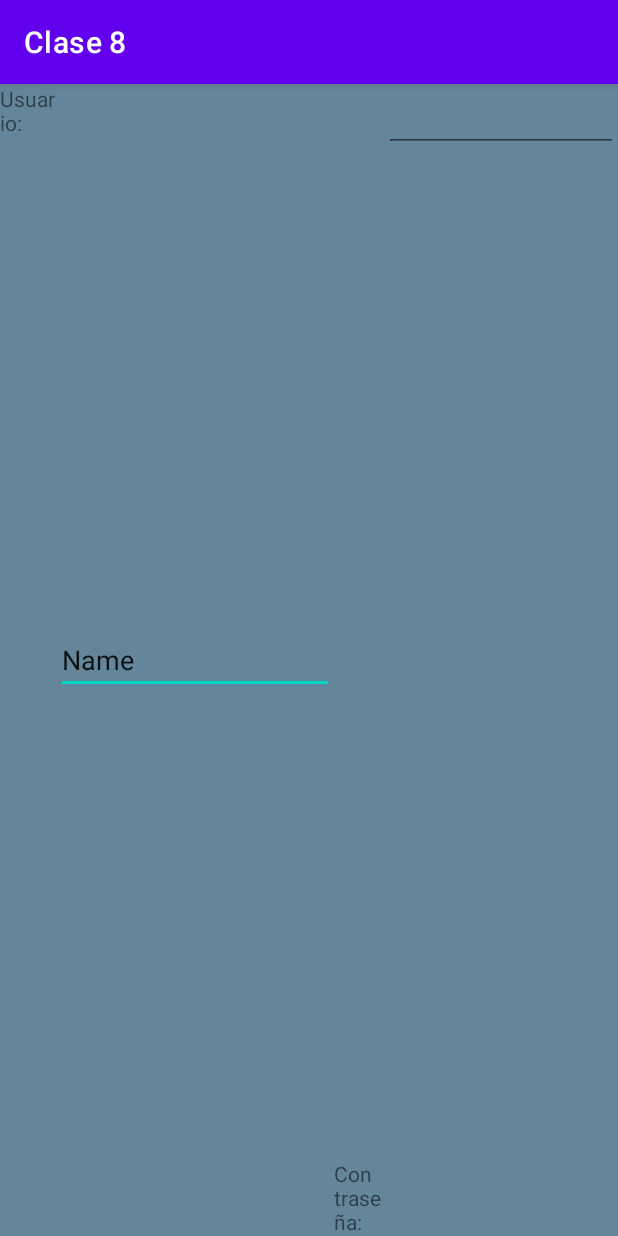
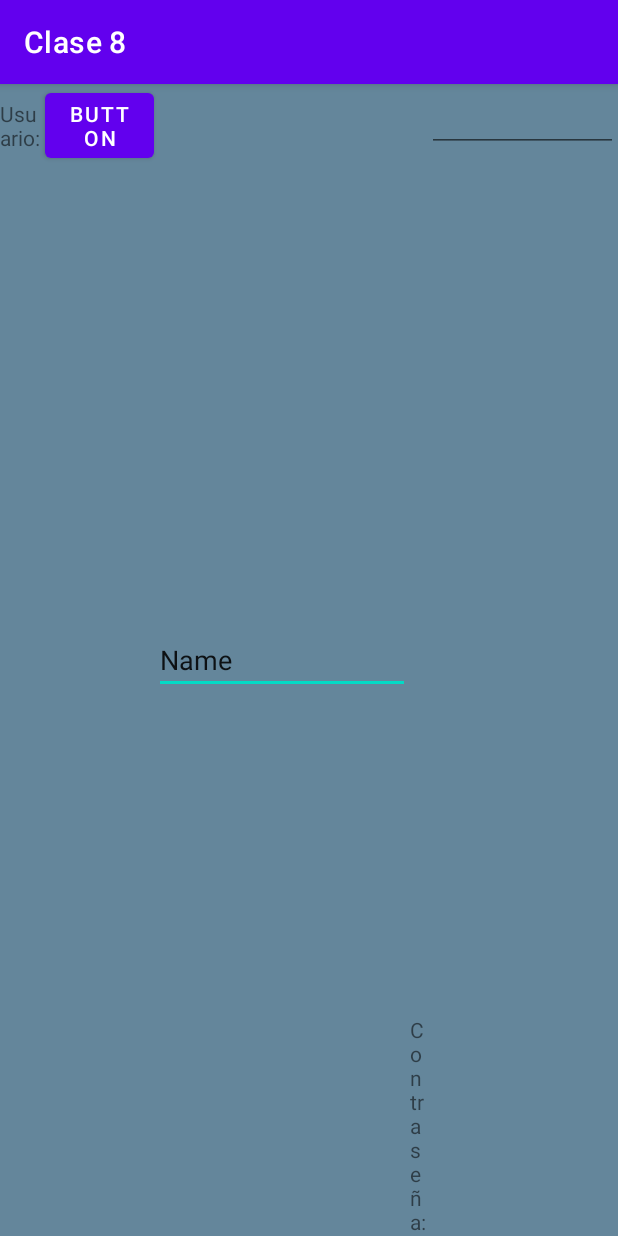
Before and after one commit to misael1986/Clase8_Grupo12_Ciclo4B, an Android app: the MainActivity screen opened directly, with no data from a screen before it, on a phone screen of 412 x 824 dp. Run offline under Robolectric (Android 15) with nearby library versions, the phone set to English and light mode, and no system bars.

Commit message:
Cambios recientes

```diff
--- a/app/src/main/java/com/example/clase8/MainActivity.kt
+++ b/app/src/main/java/com/example/clase8/MainActivity.kt
@@ -2,10 +2,23 @@ package com.example.clase8
 
 import androidx.appcompat.app.AppCompatActivity
 import android.os.Bundle
+import android.widget.Button
+import android.widget.EditText
+import android.widget.Toast
 
 class MainActivity : AppCompatActivity() {
     override fun onCreate(savedInstanceState: Bundle?) {
         super.onCreate(savedInstanceState)
         setContentView(R.layout.activity_main)
+        val boton= findViewById<Button>(R.id.button4)
+        boton.setOnClickListener(){
+            activar(findViewById<EditText>(R.id.editTextTextPassword).text.toString())
+        }
+    }
+
+   private fun activar(texto: String){
+        //val texto= findViewById<EditText>(R.id.editTextTextPassword).text.toString()
+        val toast = Toast.makeText(applicationContext, texto , Toast.LENGTH_LONG)
+        toast.show()
     }
 }
--- a/app/src/main/res/layout/activity_main.xml
+++ b/app/src/main/res/layout/activity_main.xml
@@ -14,6 +14,13 @@
         android:layout_weight="1"
         android:layout_gravity="top"
         android:text="Usuario:" />
+
+    <Button
+        android:id="@+id/button4"
+        android:layout_width="wrap_content"
+        android:layout_height="wrap_content"
+        android:layout_weight="1"
+        android:text="Button" />
 
     <EditText
         android:id="@+id/editTextTextPersonName"
```
